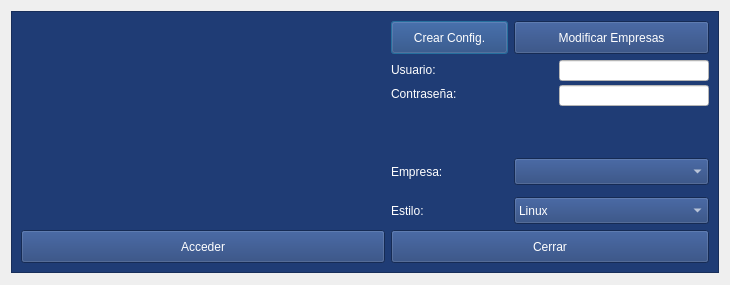
First picture: the form in login.ui, repository arcnexus/RedFoX, before the edit.
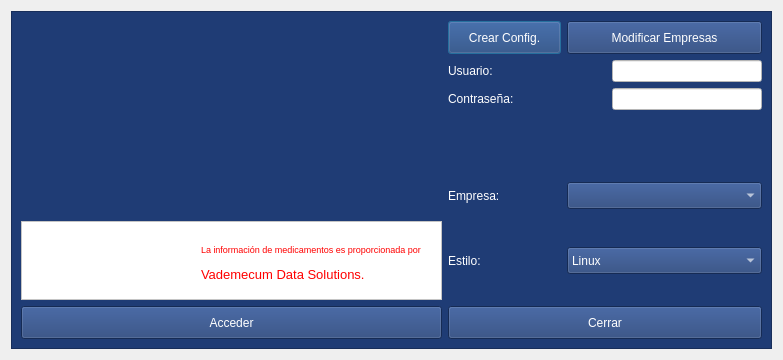
Second picture: the form after the edit. Icons and pictures are not drawn.

Commit message: Logotipo Vademecum

Diff of the .ui file:
```diff
--- a/login.ui
+++ b/login.ui
@@ -9,14 +9,14 @@
    <rect>
     <x>0</x>
     <y>0</y>
-    <width>730</width>
-    <height>285</height>
+    <width>783</width>
+    <height>360</height>
    </rect>
   </property>
   <property name="minimumSize">
    <size>
     <width>0</width>
-    <height>179</height>
+    <height>191</height>
    </size>
   </property>
   <property name="contextMenuPolicy">
@@ -43,8 +43,8 @@
      </property>
      <property name="maximumSize">
       <size>
-       <width>719</width>
-       <height>262</height>
+       <width>774</width>
+       <height>353</height>
       </size>
      </property>
      <property name="styleSheet">
@@ -61,248 +61,7 @@
       <number>1</number>
      </property>
      <layout class="QGridLayout" name="gridLayout_3">
-      <item row="0" column="3">
-       <widget class="QPushButton" name="Crearconfiguracin">
-        <property name="minimumSize">
-         <size>
-          <width>0</width>
-          <height>33</height>
-         </size>
-        </property>
-        <property name="styleSheet">
-         <string notr="true">color: rgb(255, 255, 255);</string>
-        </property>
-        <property name="text">
-         <string>Crear Config.</string>
-        </property>
-       </widget>
-      </item>
-      <item row="3" column="3">
-       <widget class="QLabel" name="label_2">
-        <property name="palette">
-         <palette>
-          <active>
-           <colorrole role="WindowText">
-            <brush brushstyle="SolidPattern">
-             <color alpha="255">
-              <red>255</red>
-              <green>255</green>
-              <blue>255</blue>
-             </color>
-            </brush>
-           </colorrole>
-           <colorrole role="Button">
-            <brush brushstyle="SolidPattern">
-             <color alpha="255">
-              <red>31</red>
-              <green>60</green>
-              <blue>117</blue>
-             </color>
-            </brush>
-           </colorrole>
-           <colorrole role="Text">
-            <brush brushstyle="SolidPattern">
-             <color alpha="255">
-              <red>255</red>
-              <green>255</green>
-              <blue>255</blue>
-             </color>
-            </brush>
-           </colorrole>
-           <colorrole role="ButtonText">
-            <brush brushstyle="SolidPattern">
-             <color alpha="255">
-              <red>255</red>
-              <green>255</green>
-              <blue>255</blue>
-             </color>
-            </brush>
-           </colorrole>
-           <colorrole role="Base">
-            <brush brushstyle="SolidPattern">
-             <color alpha="255">
-              <red>31</red>
-              <green>60</green>
-              <blue>117</blue>
-             </color>
-            </brush>
-           </colorrole>
-           <colorrole role="Window">
-            <brush brushstyle="SolidPattern">
-             <color alpha="255">
-              <red>31</red>
-              <green>60</green>
-              <blue>117</blue>
-             </color>
-            </brush>
-           </colorrole>
-          </active>
-          <inactive>
-           <colorrole role="WindowText">
-            <brush brushstyle="SolidPattern">
-             <color alpha="255">
-              <red>255</red>
-              <green>255</green>
-              <blue>255</blue>
-             </color>
-            </brush>
-           </colorrole>
-           <colorrole role="Button">
-            <brush brushstyle="SolidPattern">
-             <color alpha="255">
-              <red>31</red>
-              <green>60</green>
-              <blue>117</blue>
-             </color>
-            </brush>
-           </colorrole>
-           <colorrole role="Text">
-            <brush brushstyle="SolidPattern">
-             <color alpha="255">
-              <red>255</red>
-              <green>255</green>
-              <blue>255</blue>
-             </color>
-            </brush>
-           </colorrole>
-           <colorrole role="ButtonText">
-            <brush brushstyle="SolidPattern">
-             <color alpha="255">
-              <red>255</red>
-              <green>255</green>
-              <blue>255</blue>
-             </color>
-            </brush>
-           </colorrole>
-           <colorrole role="Base">
-            <brush brushstyle="SolidPattern">
-             <color alpha="255">
-              <red>31</red>
-              <green>60</green>
-              <blue>117</blue>
-             </color>
-            </brush>
-           </colorrole>
-           <colorrole role="Window">
-            <brush brushstyle="SolidPattern">
-             <color alpha="255">
-              <red>31</red>
-              <green>60</green>
-              <blue>117</blue>
-             </color>
-            </brush>
-           </colorrole>
-          </inactive>
-          <disabled>
-           <colorrole role="WindowText">
-            <brush brushstyle="SolidPattern">
-             <color alpha="255">
-              <red>255</red>
-              <green>255</green>
-              <blue>255</blue>
-             </color>
-            </brush>
-           </colorrole>
-           <colorrole role="Button">
-            <brush brushstyle="SolidPattern">
-             <color alpha="255">
-              <red>31</red>
-              <green>60</green>
-              <blue>117</blue>
-             </color>
-            </brush>
-           </colorrole>
-           <colorrole role="Text">
-            <brush brushstyle="SolidPattern">
-             <color alpha="255">
-              <red>255</red>
-              <green>255</green>
-              <blue>255</blue>
-             </color>
-            </brush>
-           </colorrole>
-           <colorrole role="ButtonText">
-            <brush brushstyle="SolidPattern">
-             <color alpha="255">
-              <red>255</red>
-              <green>255</green>
-              <blue>255</blue>
-             </color>
-            </brush>
-           </colorrole>
-           <colorrole role="Base">
-            <brush brushstyle="SolidPattern">
-             <color alpha="255">
-              <red>31</red>
-              <green>60</green>
-              <blue>117</blue>
-             </color>
-            </brush>
-           </colorrole>
-           <colorrole role="Window">
-            <brush brushstyle="SolidPattern">
-             <color alpha="255">
-              <red>31</red>
-              <green>60</green>
-              <blue>117</blue>
-             </color>
-            </brush>
-           </colorrole>
-          </disabled>
-         </palette>
-        </property>
-        <property name="styleSheet">
-         <string notr="true">color: rgb(255, 255, 255);</string>
-        </property>
-        <property name="text">
-         <string>Empresa:</string>
-        </property>
-       </widget>
-      </item>
-      <item row="0" column="4">
-       <widget class="QPushButton" name="btnEmpresa">
-        <property name="minimumSize">
-         <size>
-          <width>0</width>
-          <height>33</height>
-         </size>
-        </property>
-        <property name="styleSheet">
-         <string notr="true">
-color: rgb(255, 255, 255);</string>
-        </property>
-        <property name="text">
-         <string>Modificar Empresas</string>
-        </property>
-       </widget>
-      </item>
-      <item row="5" column="3">
-       <widget class="QLabel" name="label">
-        <property name="styleSheet">
-         <string notr="true">color: rgb(255, 255, 255);</string>
-        </property>
-        <property name="text">
-         <string>Estilo:</string>
-        </property>
-       </widget>
-      </item>
-      <item row="6" column="0" colspan="3">
-       <widget class="QPushButton" name="btnAcceder">
-        <property name="minimumSize">
-         <size>
-          <width>0</width>
-          <height>33</height>
-         </size>
-        </property>
-        <property name="styleSheet">
-         <string notr="true">color: rgb(255, 255, 255);</string>
-        </property>
-        <property name="text">
-         <string>Acceder</string>
-        </property>
-       </widget>
-      </item>
-      <item row="1" column="3" colspan="2">
+      <item row="1" column="2" colspan="2">
        <layout class="QGridLayout" name="gridLayout_2">
         <item row="0" column="0">
          <widget class="QLabel" name="label_3">
@@ -711,11 +470,47 @@
         </item>
        </layout>
       </item>
-      <item row="1" column="0" rowspan="4" colspan="3">
+      <item row="5" column="2">
+       <widget class="QLabel" name="label">
+        <property name="styleSheet">
+         <string notr="true">color: rgb(255, 255, 255);</string>
+        </property>
+        <property name="text">
+         <string>Estilo:</string>
+        </property>
+       </widget>
+      </item>
+      <item row="2" column="3">
+       <spacer name="verticalSpacer">
+        <property name="orientation">
+         <enum>Qt::Vertical</enum>
+        </property>
+        <property name="sizeHint" stdset="0">
+         <size>
+          <width>20</width>
+          <height>40</height>
+         </size>
+        </property>
+       </spacer>
+      </item>
+      <item row="3" column="3">
+       <widget class="QComboBox" name="cboEmpresa">
+        <property name="minimumSize">
+         <size>
+          <width>195</width>
+          <height>27</height>
+         </size>
+        </property>
+        <property name="styleSheet">
+         <string notr="true">color: rgb(255, 255, 255);</string>
+        </property>
+       </widget>
+      </item>
+      <item row="1" column="0" rowspan="4" colspan="2">
        <widget class="QLabel" name="label_5">
         <property name="minimumSize">
          <size>
-          <width>0</width>
+          <width>421</width>
           <height>143</height>
          </size>
         </property>
@@ -727,7 +522,222 @@
         </property>
        </widget>
       </item>
-      <item row="5" column="4">
+      <item row="3" column="2">
+       <widget class="QLabel" name="label_2">
+        <property name="palette">
+         <palette>
+          <active>
+           <colorrole role="WindowText">
+            <brush brushstyle="SolidPattern">
+             <color alpha="255">
+              <red>255</red>
+              <green>255</green>
+              <blue>255</blue>
+             </color>
+            </brush>
+           </colorrole>
+           <colorrole role="Button">
+            <brush brushstyle="SolidPattern">
+             <color alpha="255">
+              <red>31</red>
+              <green>60</green>
+              <blue>117</blue>
+             </color>
+            </brush>
+           </colorrole>
+           <colorrole role="Text">
+            <brush brushstyle="SolidPattern">
+             <color alpha="255">
+              <red>255</red>
+              <green>255</green>
+              <blue>255</blue>
+             </color>
+            </brush>
+           </colorrole>
+           <colorrole role="ButtonText">
+            <brush brushstyle="SolidPattern">
+             <color alpha="255">
+              <red>255</red>
+              <green>255</green>
+              <blue>255</blue>
+             </color>
+            </brush>
+           </colorrole>
+           <colorrole role="Base">
+            <brush brushstyle="SolidPattern">
+             <color alpha="255">
+              <red>31</red>
+              <green>60</green>
+              <blue>117</blue>
+             </color>
+            </brush>
+           </colorrole>
+           <colorrole role="Window">
+            <brush brushstyle="SolidPattern">
+             <color alpha="255">
+              <red>31</red>
+              <green>60</green>
+              <blue>117</blue>
+             </color>
+            </brush>
+           </colorrole>
+          </active>
+          <inactive>
+           <colorrole role="WindowText">
+            <brush brushstyle="SolidPattern">
+             <color alpha="255">
+              <red>255</red>
+              <green>255</green>
+              <blue>255</blue>
+             </color>
+            </brush>
+           </colorrole>
+           <colorrole role="Button">
+            <brush brushstyle="SolidPattern">
+             <color alpha="255">
+              <red>31</red>
+              <green>60</green>
+              <blue>117</blue>
+             </color>
+            </brush>
+           </colorrole>
+           <colorrole role="Text">
+            <brush brushstyle="SolidPattern">
+             <color alpha="255">
+              <red>255</red>
+              <green>255</green>
+              <blue>255</blue>
+             </color>
+            </brush>
+           </colorrole>
+           <colorrole role="ButtonText">
+            <brush brushstyle="SolidPattern">
+             <color alpha="255">
+              <red>255</red>
+              <green>255</green>
+              <blue>255</blue>
+             </color>
+            </brush>
+           </colorrole>
+           <colorrole role="Base">
+            <brush brushstyle="SolidPattern">
+             <color alpha="255">
+              <red>31</red>
+              <green>60</green>
+              <blue>117</blue>
+             </color>
+            </brush>
+           </colorrole>
+           <colorrole role="Window">
+            <brush brushstyle="SolidPattern">
+             <color alpha="255">
+              <red>31</red>
+              <green>60</green>
+              <blue>117</blue>
+             </color>
+            </brush>
+           </colorrole>
+          </inactive>
+          <disabled>
+           <colorrole role="WindowText">
+            <brush brushstyle="SolidPattern">
+             <color alpha="255">
+              <red>255</red>
+              <green>255</green>
+              <blue>255</blue>
+             </color>
+            </brush>
+           </colorrole>
+           <colorrole role="Button">
+            <brush brushstyle="SolidPattern">
+             <color alpha="255">
+              <red>31</red>
+              <green>60</green>
+              <blue>117</blue>
+             </color>
+            </brush>
+           </colorrole>
+           <colorrole role="Text">
+            <brush brushstyle="SolidPattern">
+             <color alpha="255">
+              <red>255</red>
+              <green>255</green>
+              <blue>255</blue>
+             </color>
+            </brush>
+           </colorrole>
+           <colorrole role="ButtonText">
+            <brush brushstyle="SolidPattern">
+             <color alpha="255">
+              <red>255</red>
+              <green>255</green>
+              <blue>255</blue>
+             </color>
+            </brush>
+           </colorrole>
+           <colorrole role="Base">
+            <brush brushstyle="SolidPattern">
+             <color alpha="255">
+              <red>31</red>
+              <green>60</green>
+              <blue>117</blue>
+             </color>
+            </brush>
+           </colorrole>
+           <colorrole role="Window">
+            <brush brushstyle="SolidPattern">
+             <color alpha="255">
+              <red>31</red>
+              <green>60</green>
+              <blue>117</blue>
+             </color>
+            </brush>
+           </colorrole>
+          </disabled>
+         </palette>
+        </property>
+        <property name="styleSheet">
+         <string notr="true">color: rgb(255, 255, 255);</string>
+        </property>
+        <property name="text">
+         <string>Empresa:</string>
+        </property>
+       </widget>
+      </item>
+      <item row="0" column="2">
+       <widget class="QPushButton" name="Crearconfiguracin">
+        <property name="minimumSize">
+         <size>
+          <width>0</width>
+          <height>33</height>
+         </size>
+        </property>
+        <property name="styleSheet">
+         <string notr="true">color: rgb(255, 255, 255);</string>
+        </property>
+        <property name="text">
+         <string>Crear Config.</string>
+        </property>
+       </widget>
+      </item>
+      <item row="0" column="3">
+       <widget class="QPushButton" name="btnEmpresa">
+        <property name="minimumSize">
+         <size>
+          <width>0</width>
+          <height>33</height>
+         </size>
+        </property>
+        <property name="styleSheet">
+         <string notr="true">
+color: rgb(255, 255, 255);</string>
+        </property>
+        <property name="text">
+         <string>Modificar Empresas</string>
+        </property>
+       </widget>
+      </item>
+      <item row="5" column="3">
        <widget class="QComboBox" name="txtcEstilo">
         <property name="minimumSize">
          <size>
@@ -760,7 +770,7 @@
         </item>
        </widget>
       </item>
-      <item row="6" column="3" colspan="2">
+      <item row="6" column="2" colspan="2">
        <widget class="QPushButton" name="pushButton">
         <property name="minimumSize">
          <size>
@@ -776,31 +786,105 @@
         </property>
        </widget>
       </item>
-      <item row="3" column="4">
-       <widget class="QComboBox" name="cboEmpresa">
+      <item row="6" column="0" colspan="2">
+       <widget class="QPushButton" name="btnAcceder">
         <property name="minimumSize">
          <size>
-          <width>195</width>
-          <height>27</height>
+          <width>0</width>
+          <height>33</height>
          </size>
         </property>
         <property name="styleSheet">
          <string notr="true">color: rgb(255, 255, 255);</string>
         </property>
+        <property name="text">
+         <string>Acceder</string>
+        </property>
        </widget>
       </item>
-      <item row="2" column="4">
-       <spacer name="verticalSpacer">
-        <property name="orientation">
-         <enum>Qt::Vertical</enum>
-        </property>
-        <property name="sizeHint" stdset="0">
+      <item row="5" column="0" colspan="2">
+       <widget class="QFrame" name="frame">
+        <property name="minimumSize">
          <size>
-          <width>20</width>
-          <height>40</height>
+          <width>421</width>
+          <height>79</height>
          </size>
         </property>
-       </spacer>
+        <property name="styleSheet">
+         <string notr="true">background-color: rgb(255, 255, 255);</string>
+        </property>
+        <property name="frameShape">
+         <enum>QFrame::StyledPanel</enum>
+        </property>
+        <property name="frameShadow">
+         <enum>QFrame::Raised</enum>
+        </property>
+        <widget class="QLabel" name="label_7">
+         <property name="geometry">
+          <rect>
+           <x>180</x>
+           <y>20</y>
+           <width>230</width>
+           <height>44</height>
+          </rect>
+         </property>
+         <property name="minimumSize">
+          <size>
+           <width>0</width>
+           <height>44</height>
+          </size>
+         </property>
+         <property name="maximumSize">
+          <size>
+           <width>16777215</width>
+           <height>81</height>
+          </size>
+         </property>
+         <property name="font">
+          <font>
+           <pointsize>7</pointsize>
+          </font>
+         </property>
+         <property name="styleSheet">
+          <string notr="true">background-color: rgb(255, 255, 255);
+color: rgb(255, 0, 0);</string>
+         </property>
+         <property name="text">
+          <string>&lt;html&gt;&lt;head/&gt;&lt;body&gt;&lt;p&gt;&lt;span style=&quot; font-size:7pt; color:#ff0000;&quot;&gt;La información de medicamentos es proporcionada por&lt;/span&gt;&lt;/p&gt;&lt;p&gt;&lt;span style=&quot; font-size:10pt; color:#ff0000;&quot;&gt;Vademecum Data Solutions.&lt;/span&gt;&lt;/p&gt;&lt;/body&gt;&lt;/html&gt;</string>
+         </property>
+        </widget>
+        <widget class="QLabel" name="label_6">
+         <property name="geometry">
+          <rect>
+           <x>10</x>
+           <y>20</y>
+           <width>166</width>
+           <height>43</height>
+          </rect>
+         </property>
+         <property name="minimumSize">
+          <size>
+           <width>0</width>
+           <height>42</height>
+          </size>
+         </property>
+         <property name="maximumSize">
+          <size>
+           <width>166</width>
+           <height>101</height>
+          </size>
+         </property>
+         <property name="text">
+          <string/>
+         </property>
+         <property name="pixmap">
+          <pixmap resource="terra.qrc">:/Icons/jpg/Vademecum DataSolutions.jpg</pixmap>
+         </property>
+         <property name="scaledContents">
+          <bool>true</bool>
+         </property>
+        </widget>
+       </widget>
       </item>
      </layout>
      <zorder>label_5</zorder>
```
Left out of the diff: 4 changed lines with no effect on the pictures. The commit also changes 2 other files.
